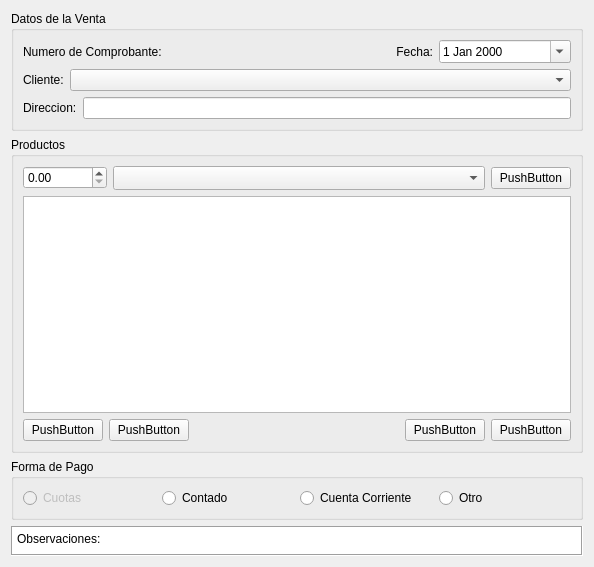
This is plugins/remitos/FormAgregarRemitoBase.ui in tranfuga25s/gestotux as Qt 5 draws it before an edit. The edited form follows.
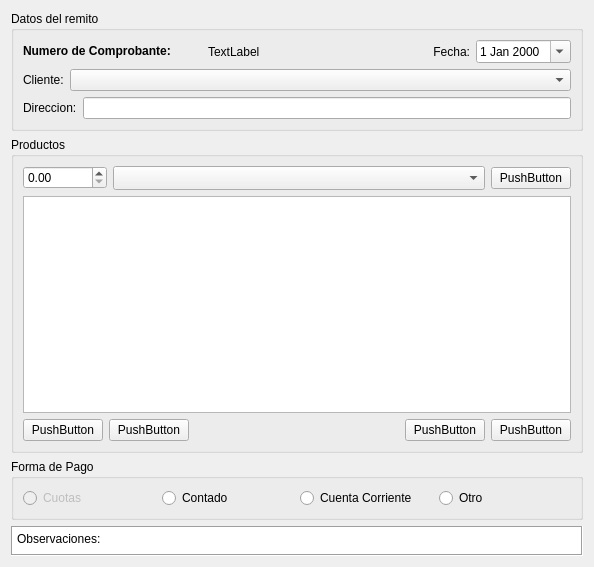
This is the edited form. Custom widgets are drawn as their Qt base class.

Commit message: Mejorada ventana de remitos.

Diff of the .ui file:
```diff
--- a/plugins/remitos/FormAgregarRemitoBase.ui
+++ b/plugins/remitos/FormAgregarRemitoBase.ui
@@ -23,7 +23,7 @@
       </sizepolicy>
      </property>
      <property name="title">
-      <string>Datos de la Venta</string>
+      <string>Datos del remito</string>
      </property>
      <layout class="QVBoxLayout" name="verticalLayout">
       <item>
@@ -31,7 +31,14 @@
         <item>
          <widget class="QLabel" name="LNumeroComprobante">
           <property name="text">
-           <string>Numero de Comprobante:</string>
+           <string>&lt;html&gt;&lt;head/&gt;&lt;body&gt;&lt;p&gt;&lt;span style=&quot; font-weight:600;&quot;&gt;Numero de Comprobante:&lt;/span&gt;&lt;/p&gt;&lt;/body&gt;&lt;/html&gt;</string>
+          </property>
+         </widget>
+        </item>
+        <item>
+         <widget class="QLabel" name="NumeroComprobante">
+          <property name="text">
+           <string>TextLabel</string>
           </property>
          </widget>
         </item>
```
The commit also changes 2 other files.
